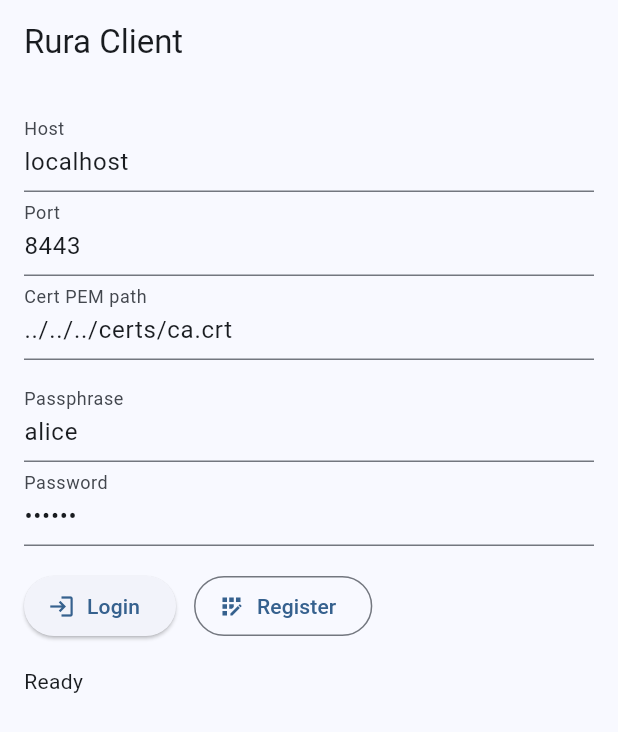
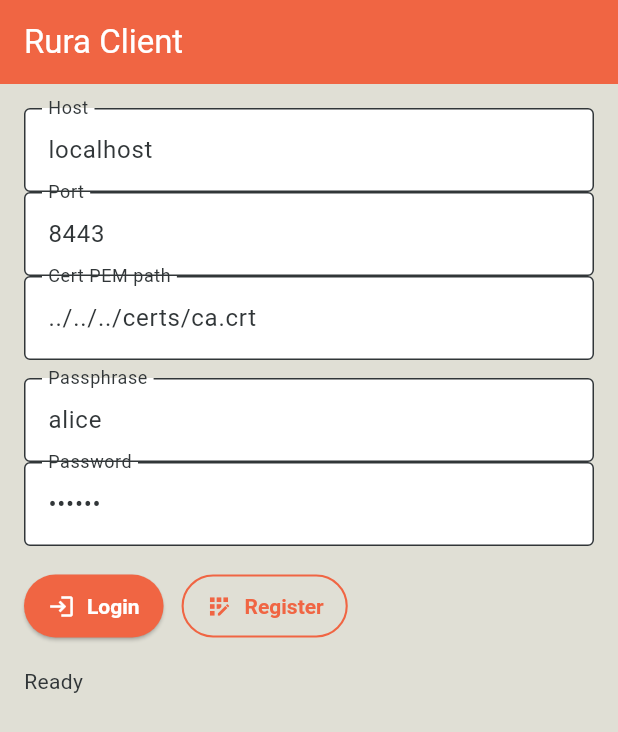
Before and after one commit to shmul95/rura, a Flutter app: the screen it shows after launch, on a phone screen of 412 x 824 dp. Shown: the top 732 px of the screen. Run offline on Flutter 3.47's test engine with Material 3 defaults, Android fonts, the phone set to English and light mode, and no system bars; missing offline and left inert: dart:ffi, flutter_rust_bridge.

Commit message:
[STYLE] first visual application with the color palette

```diff
--- a/crates/client/flutter_app/lib/main.dart
+++ b/crates/client/flutter_app/lib/main.dart
@@ -4,6 +4,13 @@
 import 'package:flutter/material.dart';
 import 'frb/api.dart';
 import 'frb/frb_generated.dart';
+
+// App color palette
+const kPrimary = Color(0xFFF06543);  // f06543
+const kSecondary = Color(0xFF33CCC7); // 33ccc7
+const kTertiary = Color(0xFFF09D51); // f09d51
+const kBackground = Color(0xFFE0DFD5); // e0dfd5
+const kDark = Color(0xFF313638);      // 313638
 
 Future<void> main() async {
   WidgetsFlutterBinding.ensureInitialized();
@@ -16,9 +23,137 @@
 
   @override
   Widget build(BuildContext context) {
+    // Light scheme
+    const lightScheme = ColorScheme(
+      brightness: Brightness.light,
+      primary: kPrimary,
+      onPrimary: Colors.white,
+      secondary: kSecondary,
+      onSecondary: Colors.black,
+      tertiary: kTertiary,
+      onTertiary: Colors.black,
+      error: Color(0xFFB00020),
+      onError: Colors.white,
+      background: kBackground,
+      onBackground: kDark,
+      surface: Colors.white,
+      onSurface: kDark,
+    );
+
+    final lightTheme = ThemeData(
+      useMaterial3: true,
+      colorScheme: lightScheme,
+      scaffoldBackgroundColor: lightScheme.background,
+      appBarTheme: const AppBarTheme(
+        backgroundColor: kPrimary,
+        foregroundColor: Colors.white,
+        centerTitle: false,
+      ),
+      elevatedButtonTheme: ElevatedButtonThemeData(
+        style: ElevatedButton.styleFrom(
+          backgroundColor: kPrimary,
+          foregroundColor: Colors.white,
+          padding: const EdgeInsets.symmetric(horizontal: 16, vertical: 12),
+          textStyle: const TextStyle(fontWeight: FontWeight.w600),
+        ),
+      ),
+      outlinedButtonTheme: OutlinedButtonThemeData(
+        style: OutlinedButton.styleFrom(
+          foregroundColor: kPrimary,
+          side: const BorderSide(color: kPrimary, width: 1.4),
+          padding: const EdgeInsets.symmetric(horizontal: 16, vertical: 12),
+          textStyle: const TextStyle(fontWeight: FontWeight.w600),
+        ),
+      ),
+      inputDecorationTheme: const InputDecorationTheme(
+        filled: true,
+        fillColor: Colors.white,
+        labelStyle: TextStyle(color: kDark),
+        hintStyle: TextStyle(color: Color(0x99313638)),
+        border: OutlineInputBorder(),
+        focusedBorder: OutlineInputBorder(
+          borderSide: BorderSide(color: kPrimary, width: 1.8),
+        ),
+      ),
+      floatingActionButtonTheme: const FloatingActionButtonThemeData(
+        backgroundColor: kSecondary,
+        foregroundColor: Colors.black,
+      ),
+      dividerTheme: DividerThemeData(color: kDark.withOpacity(0.12), thickness: 1),
+      textTheme: const TextTheme().apply(
+        bodyColor: kDark,
+        displayColor: kDark,
+      ),
+    );
+
+    // Dark scheme
+    const darkScheme = ColorScheme(
+      brightness: Brightness.dark,
+      primary: kPrimary,
+      onPrimary: Colors.white,
+      secondary: kSecondary,
+      onSecondary: Colors.black,
+      tertiary: kTertiary,
+      onTertiary: Colors.black,
+      error: Color(0xFFCF6679),
+      onError: Colors.black,
+      background: kDark,
+      onBackground: kBackground,
+      surface: Color(0xFF202325),
+      onSurface: kBackground,
+    );
+
+    final darkTheme = ThemeData(
+      useMaterial3: true,
+      colorScheme: darkScheme,
+      scaffoldBackgroundColor: darkScheme.background,
+      appBarTheme: const AppBarTheme(
+        backgroundColor: kPrimary,
+        foregroundColor: Colors.white,
+        centerTitle: false,
+      ),
+      elevatedButtonTheme: ElevatedButtonThemeData(
+        style: ElevatedButton.styleFrom(
+          backgroundColor: kPrimary,
+          foregroundColor: Colors.white,
+          padding: const EdgeInsets.symmetric(horizontal: 16, vertical: 12),
+          textStyle: const TextStyle(fontWeight: FontWeight.w600),
+        ),
+      ),
+      outlinedButtonTheme: OutlinedButtonThemeData(
+        style: OutlinedButton.styleFrom(
+          foregroundColor: kSecondary,
+          side: const BorderSide(color: kSecondary, width: 1.4),
+          padding: const EdgeInsets.symmetric(horizontal: 16, vertical: 12),
+          textStyle: const TextStyle(fontWeight: FontWeight.w600),
+        ),
+      ),
+      inputDecorationTheme: const InputDecorationTheme(
+        filled: true,
+        fillColor: Color(0xFF2B2F31),
+        labelStyle: TextStyle(color: kBackground),
+        hintStyle: TextStyle(color: Color(0x99E0DFD5)),
+        border: OutlineInputBorder(),
+        focusedBorder: OutlineInputBorder(
+          borderSide: BorderSide(color: kPrimary, width: 1.8),
+        ),
+      ),
+      floatingActionButtonTheme: const FloatingActionButtonThemeData(
+        backgroundColor: kSecondary,
+        foregroundColor: Colors.black,
+      ),
+      dividerTheme: DividerThemeData(color: kBackground.withOpacity(0.12), thickness: 1),
+      textTheme: const TextTheme().apply(
+        bodyColor: kBackground,
+        displayColor: kBackground,
+      ),
+    );
+
     return MaterialApp(
       title: 'Rura Client',
-      theme: ThemeData(colorSchemeSeed: Colors.blue, useMaterial3: true),
+      theme: lightTheme,
+      darkTheme: darkTheme,
+      themeMode: ThemeMode.system,
       home: const HomePage(),
     );
   }
@@ -135,7 +270,7 @@
               ],
             ),
             const SizedBox(height: 16),
-            Text(_status),
+            Text(_status, style: Theme.of(context).textTheme.bodyMedium),
           ],
         ),
       ),
@@ -262,7 +397,11 @@
           final msgs = items[index].value;
           final last = msgs.last;
           return ListTile(
-            leading: CircleAvatar(child: Text('${peerId % 100}')),
+            leading: const CircleAvatar(
+              backgroundColor: kSecondary,
+              foregroundColor: Colors.black,
+              child: Icon(Icons.person),
+            ),
             title: Text('User $peerId'),
             subtitle: Text(last.body, maxLines: 1, overflow: TextOverflow.ellipsis),
             trailing: Text(_formatTime(last.timestamp), style: Theme.of(context).textTheme.bodySmall),
@@ -404,17 +543,25 @@
                     padding: const EdgeInsets.symmetric(vertical: 8, horizontal: 12),
                     constraints: BoxConstraints(maxWidth: MediaQuery.of(context).size.width * 0.7),
                     decoration: BoxDecoration(
-                      color: fromSelf ? Colors.blue.shade200 : Colors.grey.shade300,
+                      color: fromSelf ? kPrimary : kSecondary,
                       borderRadius: BorderRadius.circular(12),
                     ),
                     child: Column(
                       crossAxisAlignment: fromSelf ? CrossAxisAlignment.end : CrossAxisAlignment.start,
                       children: [
-                        Text(m.body),
+                        Text(
+                          m.body,
+                          style: TextStyle(
+                            color: fromSelf ? Colors.white : Colors.black,
+                          ),
+                        ),
                         const SizedBox(height: 4),
                         Text(
                           _formatTime(m.timestamp),
-                          style: Theme.of(context).textTheme.bodySmall,
+                          style: Theme.of(context)
+                              .textTheme
+                              .bodySmall
+                              ?.copyWith(color: fromSelf ? Colors.white70 : const Color(0xCC000000)),
                         ),
                       ],
                     ),
```
